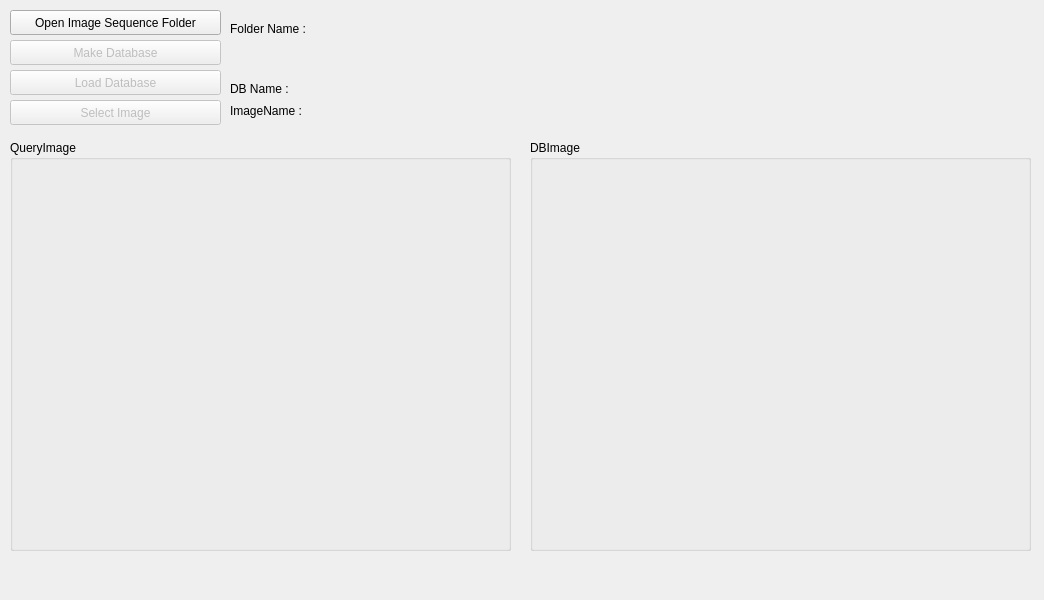
Old version of the form UI/main_window.ui in the repository JeonHyeongJunKW/PlaceRecognitonDBoW2.
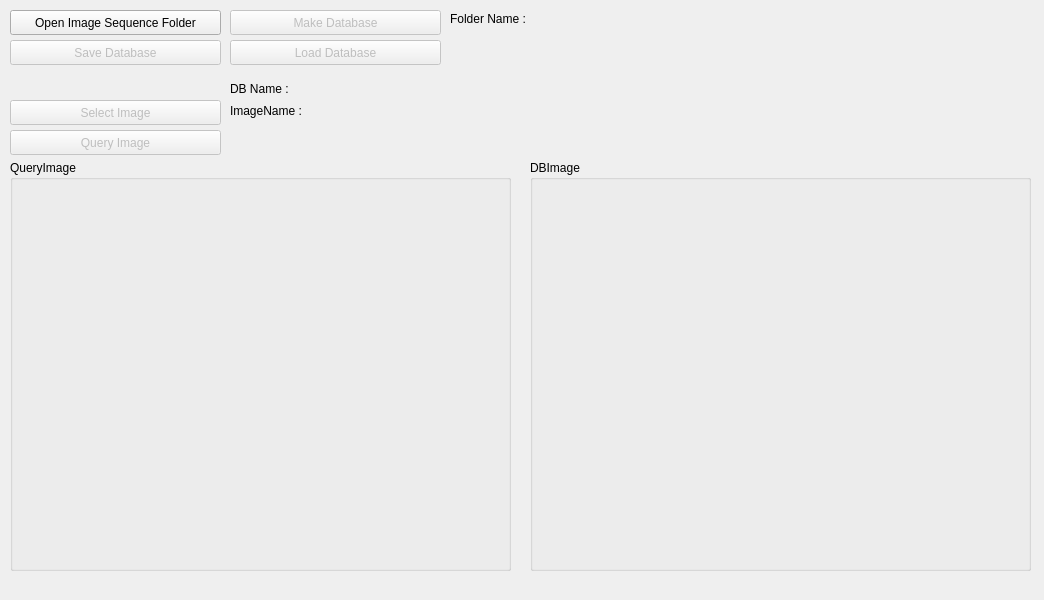
New version of the form.

The edit to the form file:
```diff
--- a/UI/main_window.ui
+++ b/UI/main_window.ui
@@ -36,8 +36,8 @@
     </property>
     <property name="geometry">
      <rect>
-      <x>10</x>
-      <y>40</y>
+      <x>230</x>
+      <y>10</y>
       <width>211</width>
       <height>25</height>
      </rect>
@@ -65,8 +65,8 @@
    <widget class="QLabel" name="label">
     <property name="geometry">
      <rect>
-      <x>230</x>
-      <y>20</y>
+      <x>450</x>
+      <y>10</y>
       <width>101</width>
       <height>17</height>
      </rect>
@@ -81,8 +81,8 @@
     </property>
     <property name="geometry">
      <rect>
-      <x>10</x>
-      <y>70</y>
+      <x>230</x>
+      <y>40</y>
       <width>211</width>
       <height>25</height>
      </rect>
@@ -120,9 +120,9 @@
    <widget class="QLabel" name="labelSeqPath">
     <property name="geometry">
      <rect>
-      <x>330</x>
-      <y>20</y>
-      <width>421</width>
+      <x>550</x>
+      <y>10</y>
+      <width>481</width>
       <height>17</height>
      </rect>
     </property>
@@ -146,9 +146,9 @@
    <widget class="QLabel" name="labelQuName">
     <property name="geometry">
      <rect>
-      <x>320</x>
-      <y>100</y>
-      <width>421</width>
+      <x>322</x>
+      <y>102</y>
+      <width>711</width>
       <height>17</height>
      </rect>
     </property>
@@ -160,7 +160,7 @@
     <property name="geometry">
      <rect>
       <x>10</x>
-      <y>140</y>
+      <y>160</y>
       <width>501</width>
       <height>411</height>
      </rect>
@@ -186,7 +186,7 @@
     <property name="geometry">
      <rect>
       <x>530</x>
-      <y>140</y>
+      <y>160</y>
       <width>501</width>
       <height>411</height>
      </rect>
@@ -207,6 +207,57 @@
       <string/>
      </property>
     </widget>
+    <widget class="QLabel" name="ReturnIdx">
+     <property name="geometry">
+      <rect>
+       <x>440</x>
+       <y>30</y>
+       <width>51</width>
+       <height>21</height>
+      </rect>
+     </property>
+     <property name="accessibleName">
+      <string>0</string>
+     </property>
+     <property name="text">
+      <string/>
+     </property>
+     <property name="alignment">
+      <set>Qt::AlignCenter</set>
+     </property>
+    </widget>
+   </widget>
+   <widget class="QPushButton" name="buttonQueryImage">
+    <property name="enabled">
+     <bool>false</bool>
+    </property>
+    <property name="geometry">
+     <rect>
+      <x>10</x>
+      <y>130</y>
+      <width>211</width>
+      <height>25</height>
+     </rect>
+    </property>
+    <property name="text">
+     <string>Query Image</string>
+    </property>
+   </widget>
+   <widget class="QPushButton" name="buttonSaveDB">
+    <property name="enabled">
+     <bool>false</bool>
+    </property>
+    <property name="geometry">
+     <rect>
+      <x>10</x>
+      <y>40</y>
+      <width>211</width>
+      <height>25</height>
+     </rect>
+    </property>
+    <property name="text">
+     <string>Save Database</string>
+    </property>
    </widget>
   </widget>
  </widget>
```
Left out of the diff: 26 changed lines with no effect on the pictures.
